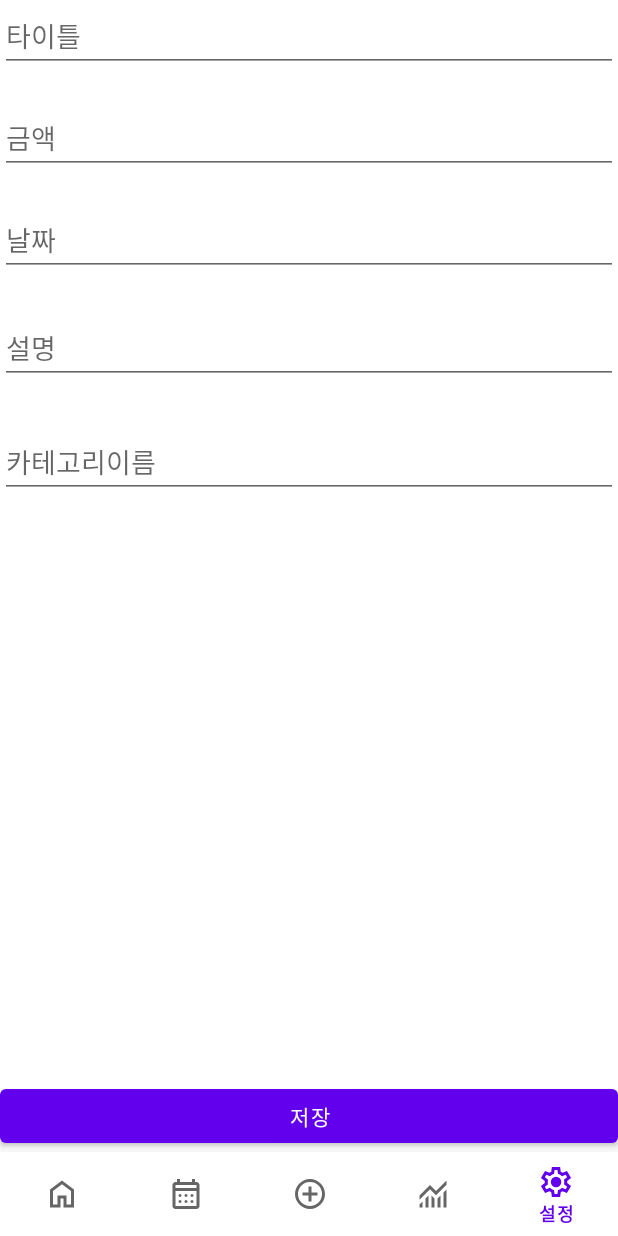
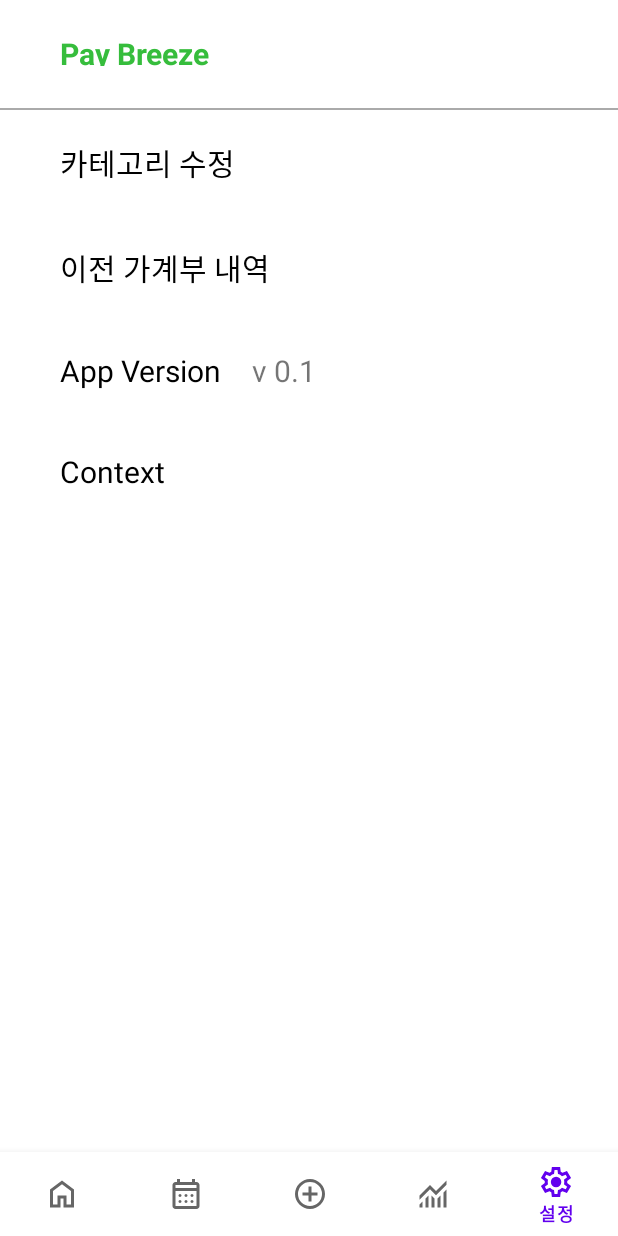
Before and after one commit to Kei037/pay_breeze_mvc, an Android app: the SettingFragment screen opened through its navigation route, on a phone screen of 412 x 824 dp. Run offline under Robolectric (Android 15) with nearby library versions, the phone set to English and light mode, and no system bars; our stand-ins replace Room's generated code, navigation-ui.

Commit message:
feature1 / 셋팅화면 (카테고리 수정, 이전 가계부 내역 구현중)

```diff
--- a/app/src/main/AndroidManifest.xml
+++ b/app/src/main/AndroidManifest.xml
@@ -13,6 +13,12 @@
         android:supportsRtl="true"
         android:theme="@style/Theme.Pay_breeze_mvc"
         tools:targetApi="31">
+        <activity
+            android:name=".ui.setting.HistoricalTransActivity"
+            android:exported="false" />
+        <activity
+            android:name=".ui.setting.EditSettingCategoryActivity"
+            android:exported="false" />
         <activity
             android:name=".ui.commons.EditCategoryActivity"
             android:exported="false" />
--- a/app/src/main/java/com/kei037/pay_breeze_mvc/ui/setting/SettingFragment.kt
+++ b/app/src/main/java/com/kei037/pay_breeze_mvc/ui/setting/SettingFragment.kt
@@ -1,29 +1,18 @@
 package com.kei037.pay_breeze_mvc.ui.setting
 
+import android.content.Intent
 import android.os.Bundle
 import androidx.fragment.app.Fragment
 import android.view.LayoutInflater
 import android.view.View
 import android.view.ViewGroup
-import android.widget.Toast
-import com.kei037.pay_breeze_mvc.R
-import com.kei037.pay_breeze_mvc.data.db.AppDatabase
-import com.kei037.pay_breeze_mvc.data.db.dao.CategoryDao
-import com.kei037.pay_breeze_mvc.data.db.dao.TransactionDao
-import com.kei037.pay_breeze_mvc.data.db.entity.CategoryEntity
-import com.kei037.pay_breeze_mvc.data.db.entity.TransactionEntity
-import com.kei037.pay_breeze_mvc.databinding.FragmentCalenderBinding
 import com.kei037.pay_breeze_mvc.databinding.FragmentSettingBinding
-import java.time.LocalDateTime
-import java.util.Date
+import com.kei037.pay_breeze_mvc.ui.commons.EditCategoryActivity
 
 class SettingFragment : Fragment() {
     // viewBinding 초기화
     private var _binding: FragmentSettingBinding? = null
     private val binding get() = _binding!!
-    // DAO 초기화
-    private lateinit var transactionDao: TransactionDao
-    private lateinit var categoryDao: CategoryDao
 
     /**
      * 처음 화면을 실행시 viewBinding 초기화
@@ -39,42 +28,15 @@ class SettingFragment : Fragment() {
     override fun onViewCreated(view: View, savedInstanceState: Bundle?) {
         super.onViewCreated(view, savedInstanceState)
 
-        // Room 데이터베이스 인스턴스 초기화
-        val db = AppDatabase.getInstance(requireContext())
-        transactionDao = db.getTransactionDao()
-        categoryDao = db.getCategoryDao()
-
-        // 저장 버튼 클릭 리스너 설정
-        binding.saveBtn.setOnClickListener {
-            val titleText = binding.titleEditText.text.toString()
-            val amount = binding.amountEditText.text.toString()
-            val date = binding.dateEditText.text.toString()
-            val des = binding.desEditText.text.toString()
-            val ctName = binding.cateEditText.text.toString()
-            val newTrans = TransactionEntity(null, titleText, amount.toDouble(), date, des, ctName)
-
-            val category = CategoryEntity(null, ctName, false)
-
-            // 데이터베이스 작업은 백그라운드 스레드에서 수행
-            Thread {
-                transactionDao.insertTransaction(newTrans)
-                categoryDao.insertCategory(category)
-                // UI 업데이트는 메인 스레드에서 수행
-                requireActivity().runOnUiThread {
-                    Toast.makeText(requireContext(), "저장됨!!", Toast.LENGTH_SHORT).show()
-                }
-            }.start()
+        binding.goEditCategory.setOnClickListener {
+            val intent = Intent(activity, EditSettingCategoryActivity::class.java)
+            startActivity(intent)
         }
 
-        // 데이터 가져오기 예제
-//        binding.loadBtn.setOnClickListener {
-//            Thread {
-//                val categories = categoryDao.getAll()
-//                requireActivity().runOnUiThread {
-//                    binding.textView.text = categories.joinToString { it.name }
-//                }
-//            }.start()
-//        }
+        binding.goHistoricalTrans.setOnClickListener {
+            val intent = Intent(activity, HistoricalTransActivity::class.java)
+            startActivity(intent)
+        }
     }
 
     /**
--- a/app/src/main/res/layout/fragment_setting.xml
+++ b/app/src/main/res/layout/fragment_setting.xml
@@ -1,74 +1,113 @@
 <?xml version="1.0" encoding="utf-8"?>
 <androidx.constraintlayout.widget.ConstraintLayout xmlns:android="http://schemas.android.com/apk/res/android"
+    xmlns:app="http://schemas.android.com/apk/res-auto"
     xmlns:tools="http://schemas.android.com/tools"
     android:layout_width="match_parent"
     android:layout_height="match_parent"
-    xmlns:app="http://schemas.android.com/apk/res-auto"
     tools:context=".ui.setting.SettingFragment">
 
-    <EditText
-        android:id="@+id/titleEditText"
+    <LinearLayout
+        android:id="@+id/topLayout"
+        app:layout_constraintTop_toTopOf="parent"
+        app:layout_constraintStart_toStartOf="parent"
+        android:layout_width="match_parent"
+        android:layout_height="64dp"
+        android:paddingTop="22dp"
+        android:paddingBottom="20dp">
+        <TextView
+            android:layout_width="wrap_content"
+            android:layout_height="wrap_content"
+            android:text="Pay Breeze"
+            android:textSize="20dp"
+            android:paddingStart="40dp"
+            android:textColor="#36BD3C"
+            android:textStyle="bold"/>
+    </LinearLayout>
+
+    <View
+        android:id="@+id/underLine"
+        app:layout_constraintTop_toBottomOf="@+id/topLayout"
+        android:layout_width="match_parent"
+        android:layout_height="1dp"
+        android:background="@android:color/darker_gray"
+        android:layout_marginTop="8dp" />
+
+    <LinearLayout
+        app:layout_constraintStart_toStartOf="parent"
+        app:layout_constraintTop_toBottomOf="@+id/underLine"
+        app:layout_constraintBottom_toBottomOf="parent"
+        android:layout_width="match_parent"
+        android:layout_height="0dp"
+        android:orientation="vertical">
+
+        <LinearLayout
             android:layout_width="match_parent"
             android:layout_height="wrap_content"
-        app:layout_constraintTop_toTopOf="parent"
-        app:layout_constraintStart_toStartOf="parent"
-        app:layout_constraintEnd_toEndOf="parent"
-        android:hint="타이틀"/>
-
-    <EditText
-        android:id="@+id/amountEditText"
+            android:padding="10dp">
+            <TextView
+                android:id="@+id/goEditCategory"
                 android:layout_width="match_parent"
                 android:layout_height="wrap_content"
-        android:layout_marginTop="68dp"
-        android:hint="금액"
-        app:layout_constraintEnd_toEndOf="parent"
-        app:layout_constraintHorizontal_bias="0.0"
-        app:layout_constraintStart_toStartOf="parent"
-        app:layout_constraintTop_toTopOf="parent" />
+                android:text="카테고리 수정"
+                android:textSize="20dp"
+                android:layout_marginStart="20dp"
+                android:layout_marginEnd="20dp"
+                android:padding="10dp"
+                android:textColor="@color/black"/>
+        </LinearLayout>
 
-    <EditText
-        android:id="@+id/dateEditText"
+        <LinearLayout
             android:layout_width="match_parent"
             android:layout_height="wrap_content"
-        android:layout_marginTop="136dp"
-        android:hint="날짜"
-        app:layout_constraintEnd_toEndOf="parent"
-        app:layout_constraintHorizontal_bias="0.0"
-        app:layout_constraintStart_toStartOf="parent"
-        app:layout_constraintTop_toTopOf="parent" />
-
-    <EditText
-        android:id="@+id/desEditText"
+            android:padding="10dp">
+            <TextView
+                android:id="@+id/goHistoricalTrans"
                 android:layout_width="match_parent"
                 android:layout_height="wrap_content"
-        android:layout_marginTop="208dp"
-        android:hint="설명"
-        app:layout_constraintEnd_toEndOf="parent"
-        app:layout_constraintHorizontal_bias="0.0"
-        app:layout_constraintStart_toStartOf="parent"
-        app:layout_constraintTop_toTopOf="parent" />
+                android:text="이전 가계부 내역"
+                android:textSize="20dp"
+                android:layout_marginStart="20dp"
+                android:layout_marginEnd="20dp"
+                android:padding="10dp"
+                android:textColor="@color/black"/>
+        </LinearLayout>
 
-    <EditText
-        android:id="@+id/cateEditText"
+        <LinearLayout
             android:layout_width="match_parent"
             android:layout_height="wrap_content"
-        android:layout_marginTop="284dp"
-        android:hint="카테고리이름"
-        app:layout_constraintEnd_toEndOf="parent"
-        app:layout_constraintHorizontal_bias="0.0"
-        app:layout_constraintStart_toStartOf="parent"
-        app:layout_constraintTop_toTopOf="parent" />
+            android:padding="10dp"
+            android:orientation="horizontal">
+            <TextView
+                android:layout_width="wrap_content"
+                android:layout_height="wrap_content"
+                android:text="App Version"
+                android:textSize="20dp"
+                android:layout_marginStart="20dp"
+                android:layout_marginEnd="10dp"
+                android:padding="10dp"
+                android:textColor="@color/black"/>
+            <TextView
+                android:layout_width="wrap_content"
+                android:layout_height="wrap_content"
+                android:text="v 0.1"
+                android:textSize="20dp"/>
+        </LinearLayout>
 
-    <Button
-        android:id="@+id/saveBtn"
+        <LinearLayout
             android:layout_width="match_parent"
             android:layout_height="wrap_content"
-        android:layout_marginBottom="56dp"
-        android:text="저장"
-        app:layout_constraintBottom_toBottomOf="parent"
-        app:layout_constraintEnd_toEndOf="parent"
-        app:layout_constraintHorizontal_bias="0.0"
-        app:layout_constraintStart_toStartOf="parent" />
+            android:padding="10dp">
+            <TextView
+                android:layout_width="match_parent"
+                android:layout_height="wrap_content"
+                android:text="Context"
+                android:textSize="20dp"
+                android:layout_marginStart="20dp"
+                android:layout_marginEnd="20dp"
+                android:padding="10dp"
+                android:textColor="@color/black"/>
+        </LinearLayout>
 
+    </LinearLayout>
 
 </androidx.constraintlayout.widget.ConstraintLayout>
```
Also changed, not shown: app/src/main/java/com/kei037/pay_breeze_mvc/ui/setting/EditSettingCategoryActivity.kt (added, +18 -0 lines), app/src/main/java/com/kei037/pay_breeze_mvc/ui/setting/HistoricalTransActivity.kt (added, +17 -0 lines), app/src/main/res/layout/activity_edit_setting_category.xml (added, +51 -0 lines), app/src/main/res/layout/activity_historical_trans.xml (added, +39 -0 lines). Lines whose indentation alone changed are shown as unchanged.
